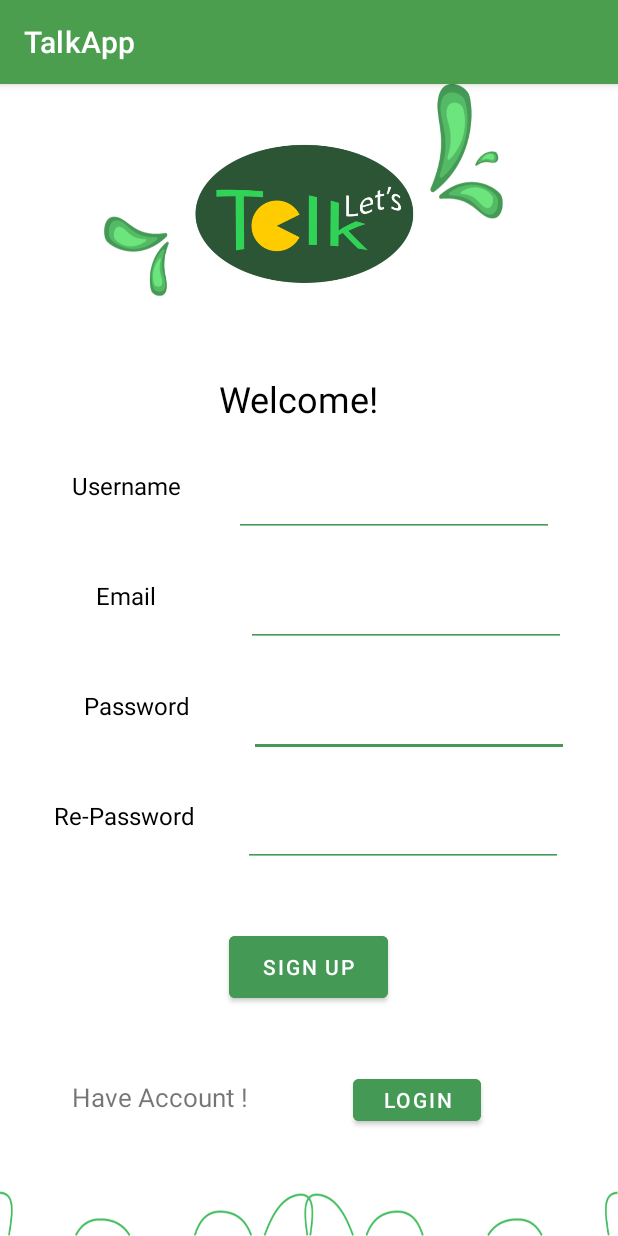
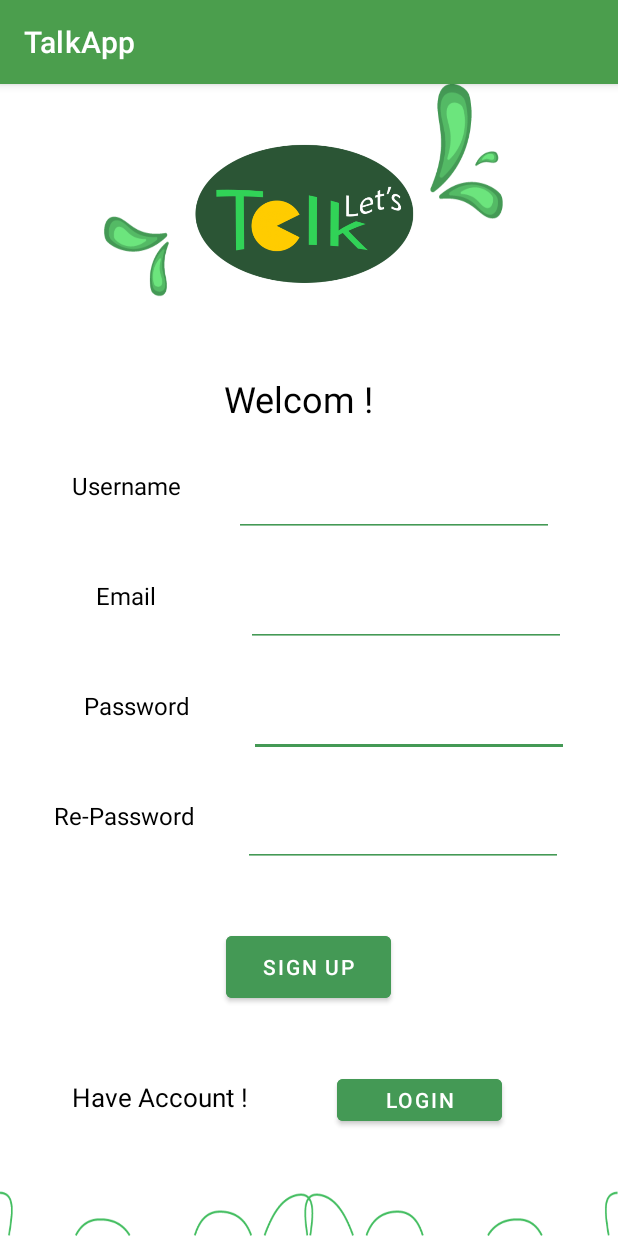
Before and after one commit to yurid02/TalkApp, an Android app: the screen it shows after launch (MainActivity), on a phone screen of 412 x 824 dp. Run offline under Robolectric (Android 15) with nearby library versions, the phone set to English and light mode, and no system bars; our stand-ins replace Firebase (no records; nobody signed in at launch, a user with empty details on screens opened directly).

Commit message:
Style: some layout polish

```diff
--- a/app/src/main/AndroidManifest.xml
+++ b/app/src/main/AndroidManifest.xml
@@ -7,7 +7,7 @@
 
     <application
         android:allowBackup="true"
-        android:icon="@mipmap/ic_launcher"
+        android:icon="@drawable/image"
         android:label="@string/app_name"
         android:roundIcon="@mipmap/ic_launcher_round"
         android:supportsRtl="true"
--- a/app/src/main/res/layout/fragment_sign_up.xml
+++ b/app/src/main/res/layout/fragment_sign_up.xml
@@ -29,7 +29,7 @@
             android:layout_width="148dp"
             android:layout_height="35dp"
             android:layout_marginTop="32dp"
-            android:text="Welcome!"
+            android:text="@string/titleApp"
             android:textAlignment="center"
             android:textColor="@color/black"
             android:textSize="24sp"
@@ -43,9 +43,9 @@
             android:layout_width="80dp"
             android:layout_height="27dp"
             android:layout_marginStart="44dp"
-            android:text="Username"
+            android:text="@string/name"
             android:textAlignment="center"
-            android:textColor="@color/black"
+            android:textColor="@color/text_color"
             android:textSize="16sp"
             app:layout_constraintStart_toStartOf="parent"
             app:layout_constraintTop_toTopOf="@+id/etUsername" />
@@ -55,9 +55,9 @@
             android:layout_width="80dp"
             android:layout_height="27dp"
             android:layout_marginStart="44dp"
-            android:text="Email"
+            android:text="@string/email"
             android:textAlignment="center"
-            android:textColor="@color/black"
+            android:textColor="@color/text_color"
             android:textSize="16sp"
             app:layout_constraintStart_toStartOf="parent"
             app:layout_constraintTop_toTopOf="@+id/etEmail" />
@@ -67,9 +67,9 @@
             android:layout_width="78dp"
             android:layout_height="27dp"
             android:layout_marginStart="52dp"
-            android:text="Password"
+            android:text="@string/password"
             android:textAlignment="center"
-            android:textColor="@color/black"
+            android:textColor="@color/text_color"
             android:textSize="16sp"
             app:layout_constraintStart_toStartOf="parent"
             app:layout_constraintTop_toTopOf="@+id/etPassword" />
@@ -115,9 +115,9 @@
             android:layout_width="wrap_content"
             android:layout_height="27dp"
             android:layout_marginStart="36dp"
-            android:text="Re-Password"
+            android:text="@string/re_password"
             android:textAlignment="center"
-            android:textColor="@color/black"
+            android:textColor="@color/text_color"
             android:textSize="16sp"
             app:layout_constraintStart_toStartOf="parent"
             app:layout_constraintTop_toTopOf="@+id/etRePassword" />
@@ -136,11 +136,11 @@
 
         <Button
             android:id="@+id/btnSignup"
-            android:layout_width="106dp"
+            android:layout_width="110dp"
             android:layout_height="53dp"
             android:layout_marginTop="40dp"
             android:backgroundTint="#495"
-            android:text="Sign Up"
+            android:text="@string/sign_up"
             app:layout_constraintEnd_toEndOf="parent"
             app:layout_constraintHorizontal_bias="0.498"
             app:layout_constraintStart_toStartOf="parent"
@@ -152,18 +152,19 @@
             android:layout_height="30dp"
             android:layout_marginStart="48dp"
             android:layout_marginTop="48dp"
-            android:text="Have Account !"
+            android:text="@string/haveAccount"
             android:textSize="17sp"
+            android:textColor="@color/text_color"
             app:layout_constraintStart_toStartOf="parent"
             app:layout_constraintTop_toBottomOf="@id/btnSignup" />
 
         <Button
             android:id="@+id/btnLogin"
-            android:layout_width="85dp"
+            android:layout_width="110dp"
             android:layout_height="40dp"
             android:layout_marginTop="42dp"
             android:backgroundTint="#495"
-            android:text="Login"
+            android:text="@string/login"
             app:layout_constraintEnd_toEndOf="parent"
             app:layout_constraintHorizontal_bias="0.432"
             app:layout_constraintStart_toEndOf="@id/tvHaveAccount"
--- a/app/src/main/res/values-night/themes.xml
+++ /dev/null
@@ -1,16 +0,0 @@
-<resources xmlns:tools="http://schemas.android.com/tools">
-    <!-- Base application theme. -->
-    <style name="Theme.TalkApp" parent="Theme.MaterialComponents.DayNight.DarkActionBar">
-        <!-- Primary brand color. -->
-        <item name="colorPrimary">@color/purple_200</item>
-        <item name="colorPrimaryVariant">@color/purple_700</item>
-        <item name="colorOnPrimary">@color/black</item>
-        <!-- Secondary brand color. -->
-        <item name="colorSecondary">@color/teal_200</item>
-        <item name="colorSecondaryVariant">@color/teal_200</item>
-        <item name="colorOnSecondary">@color/black</item>
-        <!-- Status bar color. -->
-        <item name="android:statusBarColor" tools:targetApi="l">?attr/colorPrimaryVariant</item>
-        <!-- Customize your theme here. -->
-    </style>
-</resources>
--- a/app/src/main/res/values/colors.xml
+++ b/app/src/main/res/values/colors.xml
@@ -8,4 +8,8 @@
     <color name="black">#FF000000</color>
     <color name="white">#FFFFFFFF</color>
     <color name="green">#325E33</color>
+    <color name="text_color">#FF000000</color>
+    <color name="message">#FF000000</color>
+    <color name="background">#C1BEBE</color>
+    <color name="back_card">#AEDFAF</color>
 </resources>
--- a/app/src/main/res/values/strings.xml
+++ b/app/src/main/res/values/strings.xml
@@ -2,4 +2,16 @@
     <string name="app_name">TalkApp</string>
     <!-- TODO: Remove or change this placeholder text -->
     <string name="hello_blank_fragment">Hello blank fragment</string>
+    <string name="titleApp">Welcom !</string>
+    <string name="name">Username</string>
+    <string name="email">Email</string>
+    <string name="password">Password</string>
+    <string name="re_password">Re-Password</string>
+    <string name="sign_up">Sign up</string>
+    <string name="login">Login</string>
+    <string name="dontAccount">Dont have an Account?</string>
+    <string name="haveAccount">Have Account !</string>
+    <string name="entermessage">Enter Message Here</string>
+    <string name="message"> Message</string>
+
 </resources>
```
Also changed, not shown: app/src/main/res/layout/activity_chat.xml (+4 -4 lines), app/src/main/res/layout/fragment_log_in.xml (+7 -7 lines), app/src/main/res/layout/item_message.xml (+33 -11 lines), app/src/main/res/values-night/colors.xml (added, +9 -0 lines), app/src/main/res/drawable/image.png (added), app/src/main/res/drawable/images.png (added), app/src/main/res/drawable/img.png (added), 1 other file.
